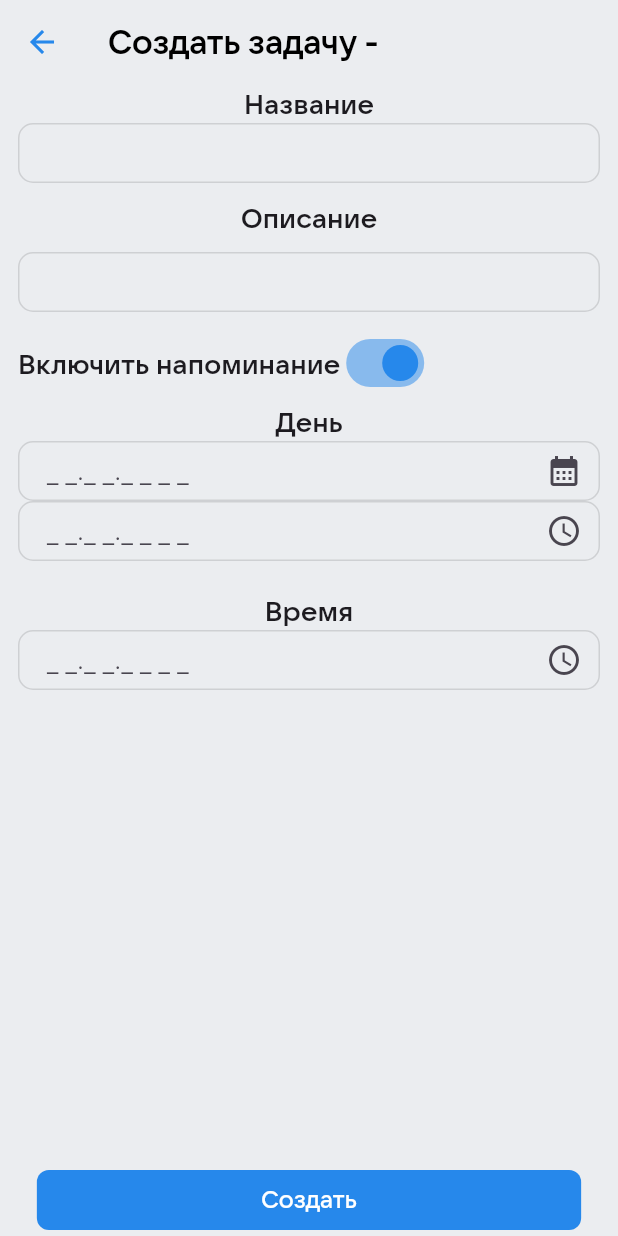
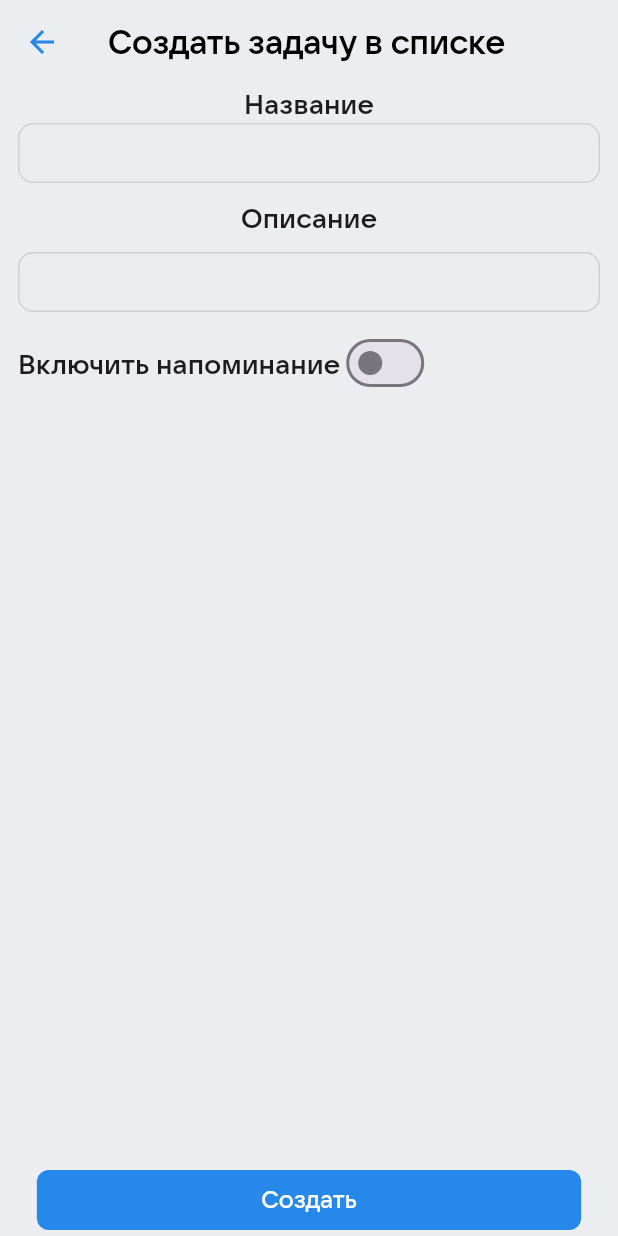
Before and after one commit to prosnake1/task_app, a Flutter app: the ListPage screen opened directly with empty values, after a tap on the "add" icon, on a phone screen of 412 x 824 dp. Run offline on Flutter 3.47's test engine with Material 3 defaults, Android fonts, the phone set to English and light mode, and no system bars; our stand-ins replace firebase_auth, firebase_core, firebase_database, flutter_bloc, flutter_datetime_picker_plus, fluttertoast and 3 more; missing offline and left inert: flutter_vibrate, talker_bloc_logger; accounts and stored records are empty; statements that could not run were skipped.

Commit message:
task model, bloc , page fix

```diff
--- a/lib/app/pages/create_task_page/create_task_page.dart
+++ b/lib/app/pages/create_task_page/create_task_page.dart
@@ -2,6 +2,7 @@ import 'package:flutter/material.dart';
 import 'package:flutter_bloc/flutter_bloc.dart';
 import 'package:flutter_datetime_picker_plus/flutter_datetime_picker_plus.dart';
 import 'package:get_it/get_it.dart';
+import 'package:go_router/go_router.dart';
 import 'package:task_app/app/extensions/custom_padding.dart';
 import 'package:task_app/app/pages/tasks_page/bloc/tasks_list_bloc.dart';
 import 'package:task_app/app/widgets/widgets.dart';
@@ -17,16 +18,15 @@ class CreateTaskPage extends StatefulWidget {
 class _CreateTaskPageState extends State<CreateTaskPage> {
   final _tasksBloc = GetIt.I.get<TasksListBloc>();
   DateTime time = DateTime.now();
-  TextEditingController dateController = TextEditingController();
   TextEditingController timeController = TextEditingController();
   TextEditingController nameController = TextEditingController();
   TextEditingController descController = TextEditingController();
-  bool switchValue = true;
+  bool switchValue = false;
   @override
   Widget build(BuildContext context) {
     return Scaffold(
       appBar: AppBar(
-        title: Text('Создать задачу - ${widget.listName}'),
+        title: Text('Создать задачу в списке ${widget.listName}'),
       ),
       body: Padding(
         padding: const EdgeInsets.only(left: 12.0, right: 12.0),
@@ -51,7 +51,8 @@ class _CreateTaskPageState extends State<CreateTaskPage> {
                       height: 40,
                       child: TextField(
                         controller: descController,
-                        )),
+                      ),
+                    ),
                     10.ph,
                     Row(
                       children: [
@@ -71,33 +72,11 @@ class _CreateTaskPageState extends State<CreateTaskPage> {
                       ],
                     ),
                     2.ph,
-                    const Text('День', style: TextStyle(fontSize: 18)),
-                    SizedBox(
-                      height: 40,
-                      child: TextFormField(
-                        controller: dateController,
-                        decoration: const InputDecoration(
-                          hintText: '_ _._ _._ _ _ _',
-                          suffixIcon: Icon(Icons.calendar_month),
-                        ),
-                        readOnly: true,
-                        onTap: () async {
-                          DateTime? pickedDate = await showDatePicker(
-                              context: context,
-                              initialDate: DateTime.now(),
-                              firstDate: DateTime.now(),
-                              lastDate: DateTime(2100));
-
-                          if (pickedDate != null) {
-                            var formatedDate =
-                                "${pickedDate.day}-${pickedDate.month}-${pickedDate.year}";
-                            setState(() {
-                              dateController.text = formatedDate;
-                            });
-                          }
-                        },
-                      ),
-                    ),
+                    Visibility(
+                      visible: switchValue,
+                      child: Column(
+                        children: [
+                          const Text('Время', style: TextStyle(fontSize: 18)),
                           SizedBox(
                             height: 40,
                             child: TextFormField(
@@ -112,33 +91,14 @@ class _CreateTaskPageState extends State<CreateTaskPage> {
                                   context,
                                   showTitleActions: true,
                                   onChanged: (date) => null,
-                            onConfirm: (date) {},
+                                  onConfirm: (date) {
+                                    timeController.text = date.toString();
+                                  },
                                 );
                               },
                             ),
                           ),
-                    20.ph,
-                    const Text('Время', style: TextStyle(fontSize: 18)),
-                    SizedBox(
-                      height: 40,
-                      child: TextFormField(
-                        controller: timeController,
-                        decoration: const InputDecoration(
-                          hintText: '_ _._ _._ _ _ _',
-                          suffixIcon: Icon(Icons.access_time),
-                        ),
-                        readOnly: true,
-                        onTap: () async {
-                          TimeOfDay? pickedTime = await showTimePicker(
-                              context: context, initialTime: TimeOfDay.now());
-                          if (pickedTime != null) {
-                            var formatedTime =
-                                "${pickedTime.hour}-${pickedTime.minute}";
-                            setState(() {
-                              timeController.text = formatedTime;
-                            });
-                          }
-                        },
+                        ],
                       ),
                     ),
                   ],
@@ -158,9 +118,10 @@ class _CreateTaskPageState extends State<CreateTaskPage> {
                           parent: widget.listName,
                           name: nameController.text.toString(),
                           desc: descController.text.toString(),
-                            day: dateController.text.toString(),
-                            time: timeController.text.toString()),
+                          time: timeController.text.toString(),
+                        ),
                       );
+                      context.pop();
                     },
                   );
                 }
--- a/lib/app/pages/tasks_page/bloc/tasks_list_bloc.dart
+++ b/lib/app/pages/tasks_page/bloc/tasks_list_bloc.dart
@@ -39,11 +39,10 @@ class TasksListBloc extends Bloc<TasksListEvent, TasksListState> {
         await listRef.child(event.parent).child('tasks').child(event.name).set({
           'name': event.name,
           'desc': event.desc,
-          'date': event.day,
           'time': event.time,
         });
+        emit(LoadedTasksList(tasks: await fetchTaskData(event.parent)));
       }
-      emit(LoadedTasksList(tasks: await fetchTaskData(event.name)));
     } catch (e, st) {
       emit(TasksListFailure(error: e));
       GetIt.I.get<Talker>().handle(e, st);
@@ -59,8 +58,8 @@ class TasksListBloc extends Bloc<TasksListEvent, TasksListState> {
             .child('tasks')
             .child(event.name)
             .remove();
+        emit(LoadedTasksList(tasks: await fetchTaskData(event.parent)));
       }
-      emit(LoadedTasksList(tasks: await fetchTaskData(event.name)));
     } catch (e, st) {
       emit(TasksListFailure(error: e));
       GetIt.I.get<Talker>().handle(e, st);
--- a/lib/app/pages/tasks_page/bloc/tasks_list_event.dart
+++ b/lib/app/pages/tasks_page/bloc/tasks_list_event.dart
@@ -12,13 +12,11 @@ class AddTask extends TasksListEvent {
     required this.parent,
     required this.name,
     required this.desc,
-    this.day,
     this.time,
   });
   final String parent;
   final String name;
   final String desc;
-  final String? day;
   final String? time;
 }
 
--- a/lib/domain/task/task.dart
+++ b/lib/domain/task/task.dart
@@ -5,18 +5,12 @@ part 'task.g.dart';
 
 @JsonSerializable()
 class Task {
-  Task(
-      {required this.name,
-      required this.desc,
-      required this.date,
-      required this.time});
+  Task({required this.name, required this.desc, required this.time});
   final String name;
   final String desc;
-  final String date;
   final String time;
   Task.fromSnapshot(DataSnapshot snapshot)
       : name = (snapshot.value as Map<String, dynamic>?)?['name'],
-        date = (snapshot.value as Map<String, dynamic>?)?['date'],
         desc = (snapshot.value as Map<String, dynamic>?)?['desc'],
         time = (snapshot.value as Map<String, dynamic>?)?['time'];
   factory Task.fromJson(Map<String, dynamic> json) => _$TaskFromJson(json);
```
Also changed, not shown: lib/app/pages/tasks_page/tasks_page.dart (+9 -6 lines), lib/data/db/task/task_db.dart (+2 -5 lines), lib/domain/task/task.g.dart. Lines whose indentation alone changed are shown as unchanged.
